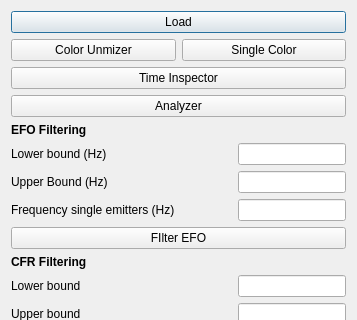
Before: the Qt Designer form pyminflux/ui/wizard.ui in bsse-scf/pyMINFLUX, drawn with Qt 5; both pictures show x 0 to 357 and y 0 to 320 of the 357 by 939 pixel window.
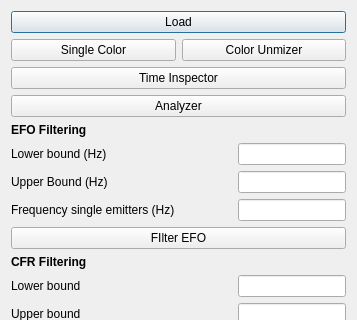
After: the same form once the commit is applied.

Commit message: Implement more functionality in the wizard.

The edit to the form file:
```diff
--- a/pyminflux/ui/wizard.ui
+++ b/pyminflux/ui/wizard.ui
@@ -45,16 +45,16 @@
      <item>
       <layout class="QHBoxLayout" name="color_layout">
        <item>
-        <widget class="QPushButton" name="pbColorUnmixer">
+        <widget class="QPushButton" name="pbSingleColor">
          <property name="text">
-          <string>Color Unmizer</string>
+          <string>Single Color</string>
          </property>
         </widget>
        </item>
        <item>
-        <widget class="QPushButton" name="pbSingleColor">
+        <widget class="QPushButton" name="pbColorUnmixer">
          <property name="text">
-          <string>Single Color</string>
+          <string>Color Unmizer</string>
          </property>
         </widget>
        </item>
```
The commit also changes 3 other files.
